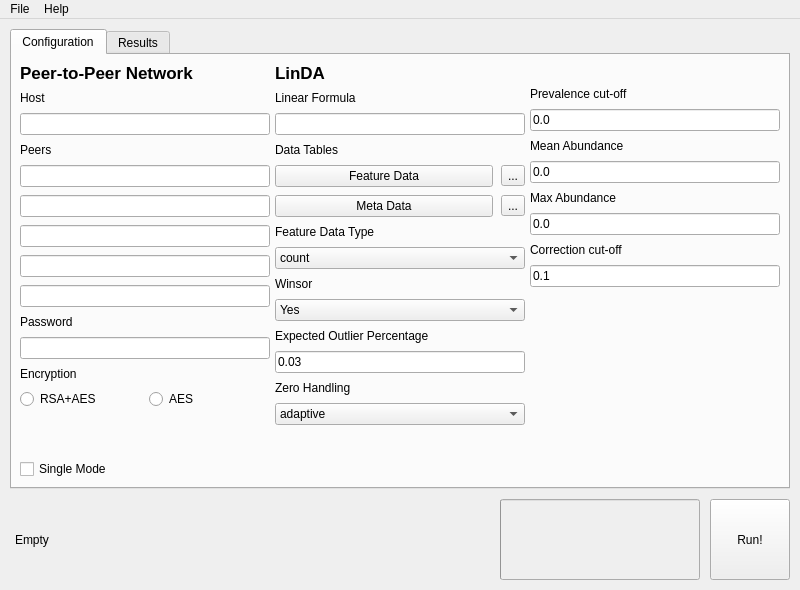
Qt form gLinDA/gui/gui.ui (OnlineArts/gLinDA) before a commit.
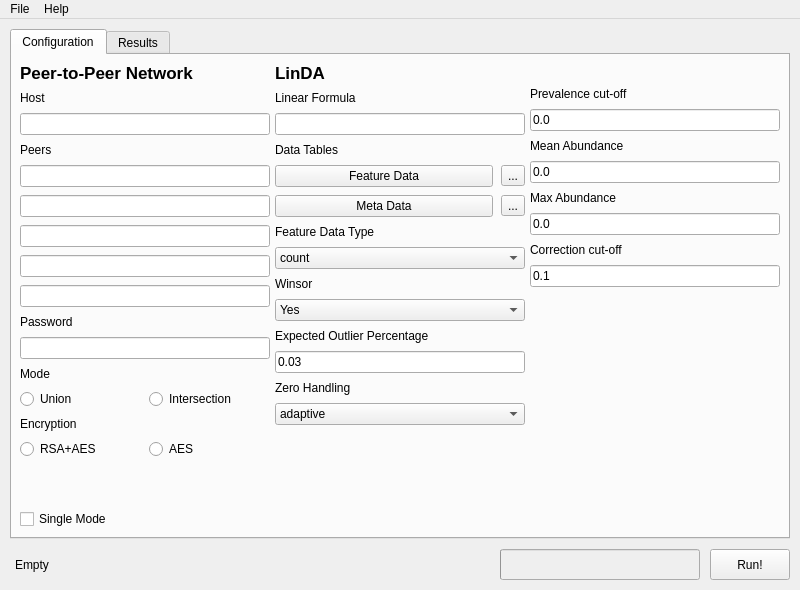
The same form after that commit. Icons and pictures are not drawn.

Commit message: Add intersection/union mode as parameters

Diff of the .ui file:
```diff
--- a/gLinDA/gui/gui.ui
+++ b/gLinDA/gui/gui.ui
@@ -339,8 +339,36 @@
           <item>
            <widget class="QLineEdit" name="PasswordInput"/>
           </item>
+          <item>
+           <widget class="QLabel" name="ModeLabel">
+            <property name="text">
+             <string>Mode</string>
+            </property>
+           </widget>
+          </item>
+          <item>
+           <layout class="QHBoxLayout" name="ModeGroup">
+            <item>
+             <widget class="QRadioButton" name="ModeIntersection">
+              <property name="text">
+               <string>Union</string>
+              </property>
+             </widget>
+            </item>
+            <item>
+             <widget class="QRadioButton" name="ModeUnion">
+              <property name="text">
+               <string>Intersection</string>
+              </property>
+             </widget>
+            </item>
+           </layout>
+          </item>
           <item>
            <widget class="QLabel" name="EncryptionLabel">
+            <property name="enabled">
+             <bool>true</bool>
+            </property>
             <property name="text">
              <string>Encryption</string>
             </property>
```
Left out of the diff: 4 changed lines with no effect on the pictures. The commit also changes 1 other file.
